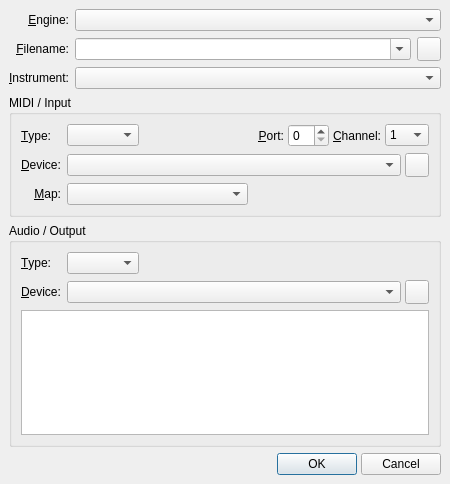
This is src/qsamplerChannelForm.ui in rncbc/qsampler as Qt 5 draws it before an edit. The edited form follows.
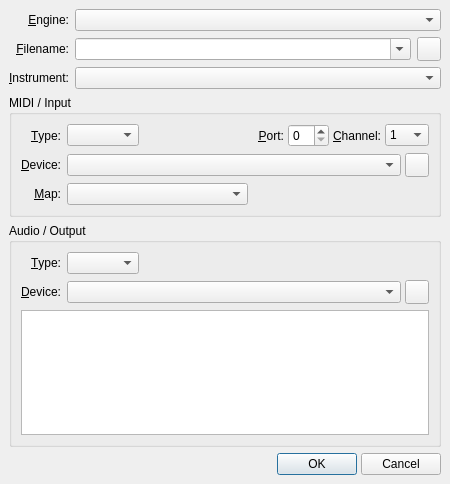
This is the edited form. Icons and pictures are not drawn.

Commit message: - Qt4 migration: more tiny-fixes, specially on the sampler channel strip appearence and channels menu content.

```diff
--- a/src/qsamplerChannelForm.ui
+++ b/src/qsamplerChannelForm.ui
@@ -303,7 +303,7 @@
          <string>&amp;Device:</string>
         </property>
         <property name="alignment" >
-         <set>Qt::AlignVCenter</set>
+         <set>Qt::AlignRight|Qt::AlignTrailing|Qt::AlignVCenter</set>
         </property>
         <property name="wordWrap" >
          <bool>false</bool>
@@ -360,7 +360,7 @@
          <string>&amp;Type:</string>
         </property>
         <property name="alignment" >
-         <set>Qt::AlignVCenter</set>
+         <set>Qt::AlignRight|Qt::AlignTrailing|Qt::AlignVCenter</set>
         </property>
         <property name="wordWrap" >
          <bool>false</bool>
@@ -629,17 +629,17 @@
         <item row="1" column="0" >
          <widget class="QLabel" name="AudioDeviceTextLabel" >
           <property name="text" >
-           <string>&lt;html>&lt;head>&lt;meta name="qrichtext" content="1" />&lt;style type="text/css">
-p, li { white-space: pre-wrap; }
-&lt;/style>&lt;/head>&lt;body style=" font-family:'Sans Serif'; font-size:9pt; font-weight:400; font-style:normal; text-decoration:none;">
-&lt;p style=" margin-top:0px; margin-bottom:0px; margin-left:0px; margin-right:0px; -qt-block-indent:0; text-indent:0px;">&lt;span style=" text-decoration: underline;">D&lt;/span>evice:&lt;/p>&lt;/body>&lt;/html></string>
+           <string>&amp;Device:</string>
           </property>
           <property name="alignment" >
-           <set>Qt::AlignVCenter</set>
+           <set>Qt::AlignRight|Qt::AlignTrailing|Qt::AlignVCenter</set>
           </property>
           <property name="wordWrap" >
            <bool>false</bool>
           </property>
+          <property name="buddy" >
+           <cstring>AudioDeviceComboBox</cstring>
+          </property>
          </widget>
         </item>
         <item row="0" column="1" >
@@ -686,17 +686,17 @@
         <item row="0" column="0" >
          <widget class="QLabel" name="AudioDriverTextLabel" >
           <property name="text" >
-           <string>&lt;html>&lt;head>&lt;meta name="qrichtext" content="1" />&lt;style type="text/css">
-p, li { white-space: pre-wrap; }
-&lt;/style>&lt;/head>&lt;body style=" font-family:'Sans Serif'; font-size:9pt; font-weight:400; font-style:normal; text-decoration:none;">
-&lt;p style=" margin-top:0px; margin-bottom:0px; margin-left:0px; margin-right:0px; -qt-block-indent:0; text-indent:0px;">&lt;span style=" text-decoration: underline;">T&lt;/span>ype:&lt;/p>&lt;/body>&lt;/html></string>
+           <string>&amp;Type:</string>
           </property>
           <property name="alignment" >
-           <set>Qt::AlignVCenter</set>
+           <set>Qt::AlignRight|Qt::AlignTrailing|Qt::AlignVCenter</set>
           </property>
           <property name="wordWrap" >
            <bool>false</bool>
           </property>
+          <property name="buddy" >
+           <cstring>AudioDriverComboBox</cstring>
+          </property>
          </widget>
         </item>
        </layout>
```
The commit also changes 5 other files.
